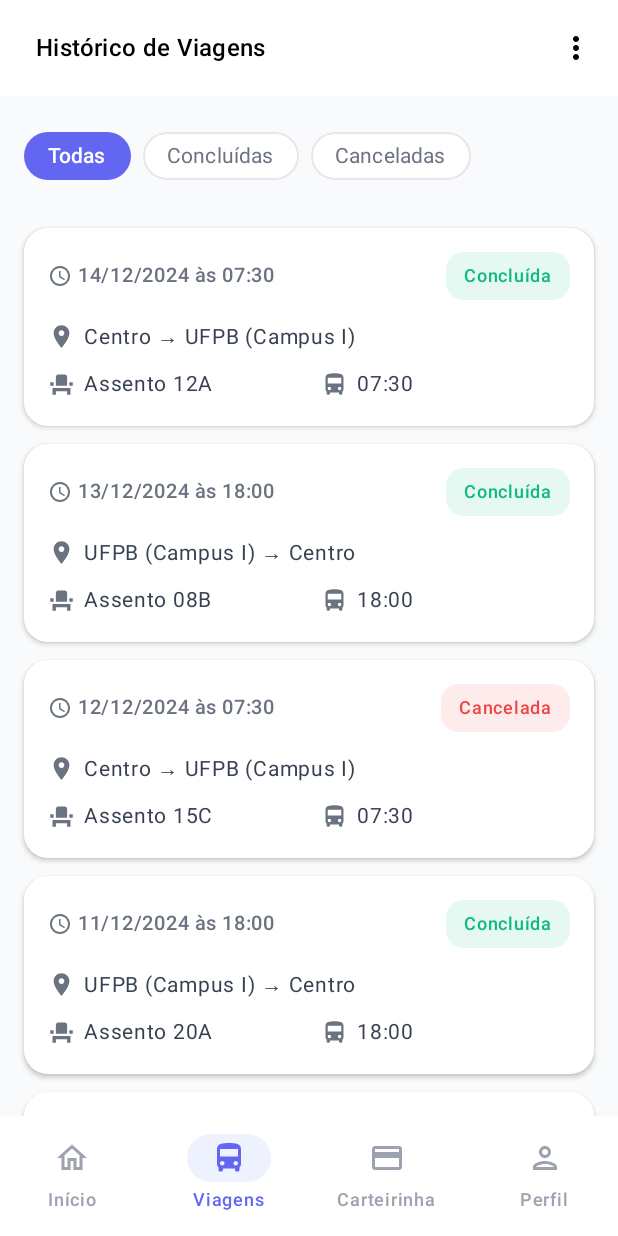
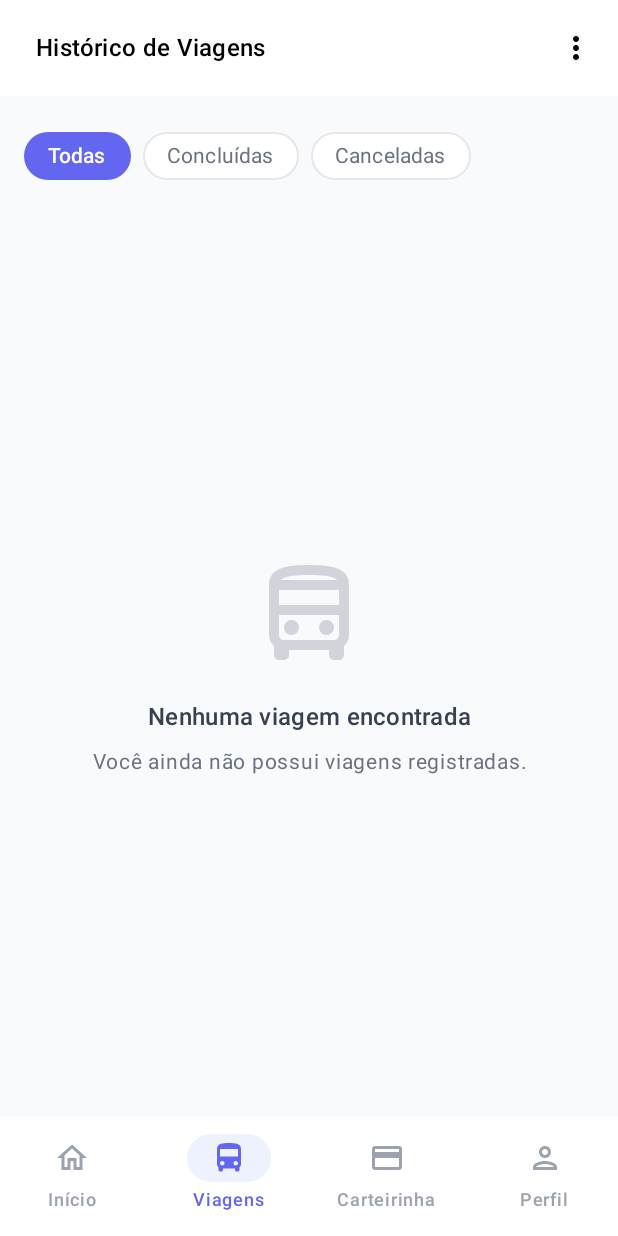
Before and after one commit to joanaeliseal/unipass-student-app, an Android app built with Jetpack Compose: the HomeScreen screen opened through its navigation route, item 2 of the bottom bar chosen, on a phone screen of 412 x 824 dp. Run offline under Robolectric (Android 15) with nearby library versions, the phone set to English and light mode, and no system bars; our stand-ins replace Firebase (no records; nobody signed in at launch, a user with empty details on screens opened directly); 1 statement that could not run was skipped.

```diff
--- a/app/build.gradle.kts
+++ b/app/build.gradle.kts
@@ -7,14 +7,12 @@ plugins {
 
 android {
     namespace = "br.edu.ifpb.unipass"
-    compileSdk {
-        version = release(36)
-    }
+    compileSdk = 36
 
     defaultConfig {
         applicationId = "br.edu.ifpb.unipass_student_app"
         minSdk = 24
-        targetSdk = 36
+        targetSdk = 34
         versionCode = 1
         versionName = "1.0"
 
@@ -43,17 +41,27 @@ android {
 }
 
 dependencies {
+    // Firebase BOM - deve vir primeiro
+    implementation(platform("com.google.firebase:firebase-bom:33.6.0"))
+    implementation("com.google.firebase:firebase-firestore-ktx")
+
+    // AndroidX
     implementation(libs.androidx.core.ktx)
     implementation(libs.androidx.lifecycle.runtime.ktx)
     implementation(libs.androidx.activity.compose)
+
+    // Compose
     implementation(platform(libs.androidx.compose.bom))
     implementation(libs.androidx.compose.ui)
     implementation(libs.androidx.compose.ui.graphics)
     implementation(libs.androidx.compose.ui.tooling.preview)
     implementation(libs.androidx.compose.material3)
     implementation("androidx.compose.material:material-icons-extended")
+
+    // Navigation
     implementation("androidx.navigation:navigation-compose:2.7.7")
-    implementation(platform("com.google.firebase:firebase-bom:34.7.0"))
+
+    // Testing
     testImplementation(libs.junit)
     androidTestImplementation(libs.androidx.junit)
     androidTestImplementation(libs.androidx.espresso.core)
--- a/app/src/main/AndroidManifest.xml
+++ b/app/src/main/AndroidManifest.xml
@@ -1,6 +1,9 @@
 <?xml version="1.0" encoding="utf-8"?>
 <manifest xmlns:android="http://schemas.android.com/apk/res/android"
     xmlns:tools="http://schemas.android.com/tools">
+
+    <uses-permission android:name="android.permission.INTERNET" />
+    <uses-permission android:name="android.permission.ACCESS_NETWORK_STATE" />
 
     <application
         android:allowBackup="true"
--- /dev/null
+++ b/app/src/main/java/br/edu/ifpb/unipass/repository/TripRepository.kt
@@ -0,0 +1,108 @@
+package br.edu.ifpb.unipass.repository
+
+import android.util.Log
+import br.edu.ifpb.unipass.models.Trip
+import com.google.firebase.firestore.FirebaseFirestore
+import com.google.firebase.firestore.Query
+import kotlinx.coroutines.tasks.await
+
+/**
+ * Repository para operações de viagens no Firestore
+ */
+class TripRepository {
+    private val firestore: FirebaseFirestore
+
+    companion object {
+        private const val TAG = "TripRepository"
+    }
+
+    init {
+        firestore = FirebaseFirestore.getInstance()
+        Log.d(TAG, "FirebaseFirestore inicializado: ${firestore.app.name}")
+    }
+
+
+    /**
+     * Busca todas as viagens agendadas (próximas viagens)
+     * Coleção: trips
+     * Filtra por status = "SCHEDULED"
+     */
+    suspend fun getScheduledTrips(): List<Trip> {
+        return try {
+            val snapshot = firestore.collection("trips")
+                .whereEqualTo("status", "SCHEDULED")
+                .get()
+                .await()
+
+            val trips = snapshot.documents.mapNotNull { doc ->
+                doc.toObject(Trip::class.java)?.copy(id = doc.id)
+            }
+
+            Log.d(TAG, "Viagens agendadas encontradas: ${trips.size}")
+            trips.sortedBy { it.date }
+        } catch (e: Exception) {
+            Log.e(TAG, "Erro ao buscar viagens agendadas: ${e.message}")
+            emptyList()
+        }
+    }
+
+    /**
+     * Busca a próxima viagem agendada do usuário
+     * Retorna a primeira viagem com status SCHEDULED
+     */
+    suspend fun getNextTrip(): Trip? {
+        return try {
+            val snapshot = firestore.collection("trips")
+                .whereEqualTo("status", "SCHEDULED")
+                .get()
+                .await()
+
+            val trips = snapshot.documents.mapNotNull { doc ->
+                doc.toObject(Trip::class.java)?.copy(id = doc.id)
+            }
+
+            val nextTrip = trips.sortedBy { it.date }.firstOrNull()
+            Log.d(TAG, "Próxima viagem: ${nextTrip?.route ?: "nenhuma"}")
+            nextTrip
+        } catch (e: Exception) {
+            Log.e(TAG, "Erro ao buscar próxima viagem: ${e.message}")
+            null
+        }
+    }
+
+    /**
+     * Busca o histórico de viagens de um usuário
+     * Coleção: users/{userId}/trips
+     */
+    suspend fun getUserTripHistory(userId: String): List<Trip> {
+        return try {
+            val snapshot = firestore.collection("users")
+                .document(userId)
+                .collection("trips")
+                .get()
+                .await()
+
+            val trips = snapshot.documents.mapNotNull { doc ->
+                doc.toObject(Trip::class.java)?.copy(id = doc.id)
+            }
+
+            Log.d(TAG, "Histórico de viagens do usuário $userId: ${trips.size} viagens")
+            trips.sortedByDescending { it.date }
+        } catch (e: Exception) {
+            Log.e(TAG, "Erro ao buscar histórico de viagens: ${e.message}")
+            emptyList()
+        }
+    }
+
+    /**
+     * Filtra viagens por status
+     */
+    fun filterTripsByStatus(trips: List<Trip>, status: String): List<Trip> {
+        return when (status) {
+            "ALL" -> trips
+            "COMPLETED" -> trips.filter { it.status == "COMPLETED" }
+            "CANCELLED" -> trips.filter { it.status == "CANCELLED" || it.status == "NO_SHOW" }
+            else -> trips
+        }
+    }
+}
--- a/app/src/main/java/br/edu/ifpb/unipass/ui/screens/home/HomeScreen.kt
+++ b/app/src/main/java/br/edu/ifpb/unipass/ui/screens/home/HomeScreen.kt
@@ -9,7 +9,9 @@ import androidx.compose.material.icons.automirrored.filled.List
 import androidx.compose.material.icons.filled.AccessTime
 import androidx.compose.material.icons.filled.DateRange
 import androidx.compose.material.icons.filled.HeadsetMic
-import androidx.compose.runtime.Composable
+import androidx.compose.material3.CircularProgressIndicator
+import androidx.compose.runtime.*
+import androidx.compose.ui.Alignment
 import androidx.compose.ui.Modifier
 import androidx.compose.ui.graphics.Color
 import androidx.compose.ui.unit.dp
@@ -18,27 +20,39 @@ import br.edu.ifpb.unipass.models.QuickAccessOption
 import br.edu.ifpb.unipass.models.Trip
 import br.edu.ifpb.unipass.models.User
 import br.edu.ifpb.unipass.navigation.Routes
+import br.edu.ifpb.unipass.repository.TripRepository
 import br.edu.ifpb.unipass.ui.components.NextTripCard
 import br.edu.ifpb.unipass.ui.components.QuickAccessGrid
 import br.edu.ifpb.unipass.ui.components.RealTimeMapSection
 import br.edu.ifpb.unipass.ui.components.UserProfileHeader
+import kotlinx.coroutines.launch
 
 @Composable
 fun HomeScreen(navController: NavController, modifier: Modifier = Modifier) {
+    val repository = remember { TripRepository() }
+    val scope = rememberCoroutineScope()
+
     val currentUser = User(
         name = "Maria",
         initials = "MS",
         notificationCount = 3
     )
 
-    val nextTrip = Trip(
-        time = "07:30",
-        origin = "Centro",
-        destination = "UFPB (Campus I)",
-        seatNumber = "12A",
-        reservedSeats = 26,
-        totalSeats = 40
-    )
+    var nextTrip by remember { mutableStateOf<Trip?>(null) }
+    var isLoading by remember { mutableStateOf(true) }
+
+    // Carregar próxima viagem do Firestore
+    LaunchedEffect(Unit) {
+        scope.launch {
+            android.util.Log.d("HomeScreen", "=== HomeScreen iniciada ===")
+
+            val trip = repository.getNextTrip()
+
+            nextTrip = trip
+            isLoading = false
+            android.util.Log.d("HomeScreen", "HomeScreen carregada. Próxima viagem: ${trip?.route ?: "nenhuma"}")
+        }
+    }
 
     val quickAccessOptions = listOf(
         QuickAccessOption(
@@ -63,6 +77,14 @@ fun HomeScreen(navController: NavController, modifier: Modifier = Modifier) {
         )
     )
 
+    if (isLoading) {
+        Box(
+            modifier = modifier.fillMaxSize(),
+            contentAlignment = Alignment.Center
+        ) {
+            CircularProgressIndicator()
+        }
+    } else {
         HomeContent(
             modifier = modifier,
             user = currentUser,
@@ -74,6 +96,7 @@ fun HomeScreen(navController: NavController, modifier: Modifier = Modifier) {
             onCancelReservation = { },
             onViewFullMap = { }
         )
+    }
 }
 
 @Composable
--- a/app/src/main/java/br/edu/ifpb/unipass/ui/screens/trips/TripsScreen.kt
+++ b/app/src/main/java/br/edu/ifpb/unipass/ui/screens/trips/TripsScreen.kt
@@ -7,6 +7,7 @@ import androidx.compose.foundation.lazy.LazyRow
 import androidx.compose.foundation.lazy.items
 import androidx.compose.material.icons.Icons
 import androidx.compose.material.icons.outlined.DirectionsBus
+import androidx.compose.ui.Alignment
 import androidx.compose.material3.*
 import androidx.compose.runtime.*
 import androidx.compose.ui.Modifier
@@ -15,10 +16,12 @@ import androidx.compose.ui.text.font.FontWeight
 import androidx.compose.ui.unit.dp
 import androidx.navigation.NavController
 import br.edu.ifpb.unipass.models.Trip
+import br.edu.ifpb.unipass.repository.TripRepository
 import br.edu.ifpb.unipass.ui.components.AppTopBar
 import br.edu.ifpb.unipass.ui.components.EmptyState
 import br.edu.ifpb.unipass.ui.components.FilterChip
 import br.edu.ifpb.unipass.ui.components.TripCard
+import kotlinx.coroutines.launch
 
 enum class TripFilter {
     ALL, COMPLETED, CANCELLED
@@ -26,70 +29,50 @@ enum class TripFilter {
 
 @Composable
 fun TripsScreen(navController: NavController, modifier: Modifier = Modifier) {
+    val repository = remember { TripRepository() }
+    val scope = rememberCoroutineScope()
+
     var selectedFilter by remember { mutableStateOf(TripFilter.ALL) }
+    var allTrips by remember { mutableStateOf<List<Trip>>(emptyList()) }
+    var isLoading by remember { mutableStateOf(true) }
 
-    val mockTrips = listOf(
-        Trip(
-            id = "1",
-            date = "14/12/2024",
-            time = "07:30",
-            origin = "Centro",
-            destination = "UFPB (Campus I)",
-            seatNumber = "12A",
-            status = "COMPLETED"
-        ),
-        Trip(
-            id = "2",
-            date = "13/12/2024",
-            time = "18:00",
-            origin = "UFPB (Campus I)",
-            destination = "Centro",
-            seatNumber = "08B",
-            status = "COMPLETED"
-        ),
-        Trip(
-            id = "3",
-            date = "12/12/2024",
-            time = "07:30",
-            origin = "Centro",
-            destination = "UFPB (Campus I)",
-            seatNumber = "15C",
-            status = "CANCELLED"
-        ),
-        Trip(
-            id = "4",
-            date = "11/12/2024",
-            time = "18:00",
-            origin = "UFPB (Campus I)",
-            destination = "Centro",
-            seatNumber = "20A",
-            status = "COMPLETED"
-        ),
-        Trip(
-            id = "5",
-            date = "10/12/2024",
-            time = "07:30",
-            origin = "Centro",
-            destination = "UFPB (Campus I)",
-            seatNumber = "05D",
-            status = "NO_SHOW"
-        )
-    )
+    // Carregar viagens do Firestore
+    LaunchedEffect(Unit) {
+        scope.launch {
+            android.util.Log.d("TripsScreen", "=== TripsScreen iniciada ===")
+
+            // TODO: Substituir "user123" pelo ID do usuário logado
+            val trips = repository.getUserTripHistory("user123")
+
+            allTrips = trips
+            isLoading = false
+            android.util.Log.d("TripsScreen", "TripsScreen carregada. Total de viagens: ${trips.size}")
+        }
+    }
 
     val filteredTrips = when (selectedFilter) {
-        TripFilter.ALL -> mockTrips
-        TripFilter.COMPLETED -> mockTrips.filter { it.status == "COMPLETED" }
-        TripFilter.CANCELLED -> mockTrips.filter {
+        TripFilter.ALL -> allTrips
+        TripFilter.COMPLETED -> allTrips.filter { it.status == "COMPLETED" }
+        TripFilter.CANCELLED -> allTrips.filter {
             it.status == "CANCELLED" || it.status == "NO_SHOW"
         }
     }
 
+    if (isLoading) {
+        Box(
+            modifier = modifier.fillMaxSize(),
+            contentAlignment = androidx.compose.ui.Alignment.Center
+        ) {
+            CircularProgressIndicator()
+        }
+    } else {
         TripsContent(
             modifier = modifier,
             trips = filteredTrips,
             selectedFilter = selectedFilter,
             onFilterChange = { selectedFilter = it }
         )
+    }
 }
 
 @Composable
```
Lines whose indentation alone changed are shown as unchanged.
